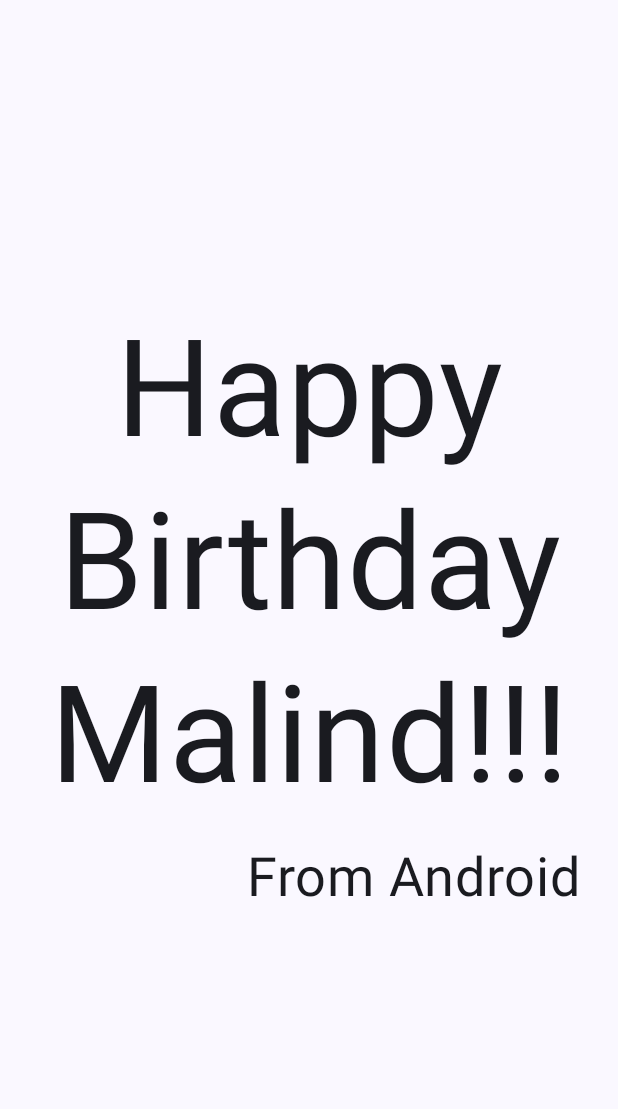
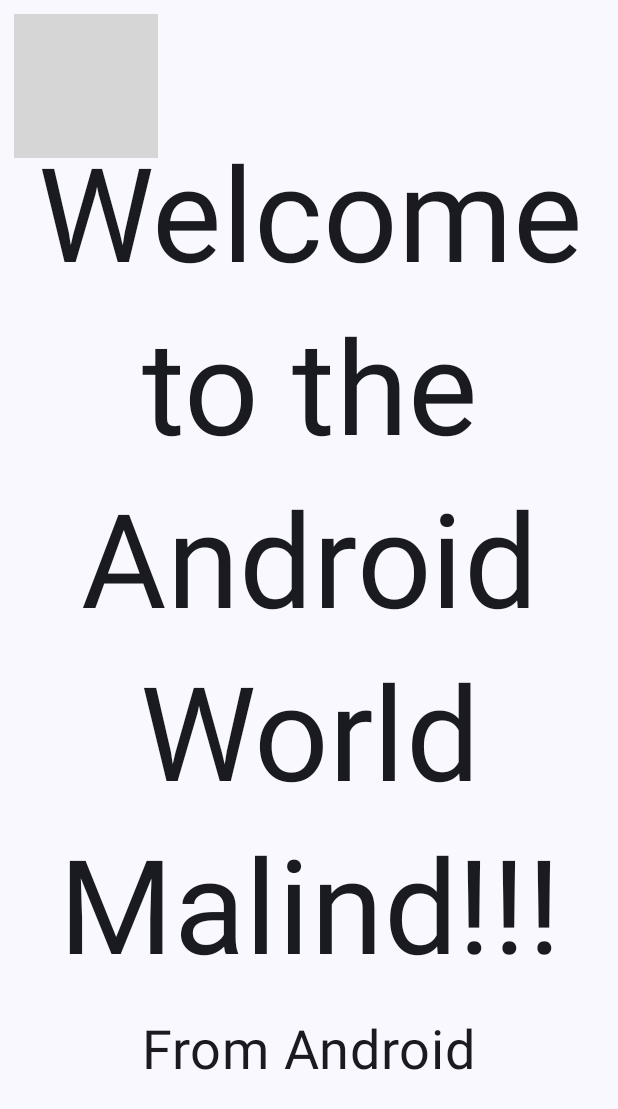
Before and after one commit to mekowalski/GreetingCard, an Android app built with Jetpack Compose: the screen it shows after launch (MainActivity), on a phone screen of 412 x 824 dp. Shown: the top 1109 px of the screen. Run offline under Robolectric (Android 15) with nearby library versions, the phone set to English and light mode, and no system bars; grey boxes are pictures that could not be loaded.

Commit message:
added background image, modified a GreetingText, GreetingImage, extracted strings. works in Design view but not working on emulator :[

```diff
--- a/app/src/main/java/com/example/greetingcard/MainActivity.kt
+++ b/app/src/main/java/com/example/greetingcard/MainActivity.kt
@@ -3,7 +3,9 @@ package com.example.greetingcard
 import android.os.Bundle
 import androidx.activity.ComponentActivity
 import androidx.activity.compose.setContent
+import androidx.compose.foundation.Image
 import androidx.compose.foundation.layout.Arrangement
+import androidx.compose.foundation.layout.Box
 import androidx.compose.foundation.layout.Column
 import androidx.compose.foundation.layout.fillMaxSize
 import androidx.compose.foundation.layout.padding
@@ -13,28 +15,29 @@ import androidx.compose.material3.Text
 import androidx.compose.runtime.Composable
 import androidx.compose.ui.Alignment
 import androidx.compose.ui.Modifier
+import androidx.compose.ui.layout.ContentScale.Companion.Crop
+import androidx.compose.ui.res.painterResource
+import androidx.compose.ui.res.stringResource
 import androidx.compose.ui.text.style.TextAlign
 import androidx.compose.ui.tooling.preview.Preview
 import androidx.compose.ui.unit.dp
 import androidx.compose.ui.unit.sp
 import com.example.greetingcard.ui.theme.GreetingCardTheme
 
-
 class MainActivity : ComponentActivity() {
     override fun onCreate(savedInstanceState: Bundle?) {
         super.onCreate(savedInstanceState)
-        //enableEdgeToEdge()
         setContent {
             GreetingCardTheme {
                 Surface(
                     modifier = Modifier.fillMaxSize(),
                     color = MaterialTheme.colorScheme.background
                 ) {
-                    GreetingText(
-                        message = "Happy Birthday Malind!!!",
-                        from = "From Android",
+                    GreetingImage(
+                        message = stringResource(R.string.happy_birthday_text),
+                        from = stringResource(R.string.signature_text),
                         modifier = Modifier.padding(9.dp)
-                        )
+                    )
                 }
             }
         }
@@ -49,7 +52,7 @@ fun GreetingText(message: String, from: String, modifier: Modifier = Modifier) {
     ) {
         Text(
             text = message,
-            fontSize = 90.sp,
+            fontSize = 87.sp,
             lineHeight = 115.sp,
             textAlign = TextAlign.Center
         )
@@ -58,7 +61,26 @@ fun GreetingText(message: String, from: String, modifier: Modifier = Modifier) {
             fontSize = 36.sp,
             modifier = Modifier
                 .padding(15.dp)
-                .align(alignment = Alignment.End)
+                .align(alignment = Alignment.CenterHorizontally)
+        )
+    }
+}
+
+@Composable
+fun GreetingImage(message: String, from: String, modifier: Modifier = Modifier) {
+    Box(modifier) {
+        Image(
+            painter = painterResource(id = R.drawable.androidparty),
+            contentDescription = null,
+            contentScale = Crop,
+            alpha = 0.5F
+        )
+        GreetingText(
+            message = message,
+            from = from,
+            modifier = Modifier
+                .fillMaxSize()
+                .padding(9.dp)
         )
     }
 }
@@ -67,6 +89,9 @@ fun GreetingText(message: String, from: String, modifier: Modifier = Modifier) {
 @Composable
 fun GreetingPreview() {
     GreetingCardTheme {
-        GreetingText(message = "Happy Birthday Malind!!!", from = "From Android")
+        GreetingImage(
+            message = stringResource(R.string.happy_birthday_text),
+            from = stringResource(R.string.signature_text)
+        )
     }
 }
--- a/app/src/main/res/values/strings.xml
+++ b/app/src/main/res/values/strings.xml
@@ -1,3 +1,5 @@
 <resources>
     <string name="app_name">GreetingCard</string>
+    <string name="happy_birthday_text">Welcome to the Android World Malind!!!</string>
+    <string name="signature_text">From Android</string>
 </resources>
```
Also changed, not shown: 1 other file.
